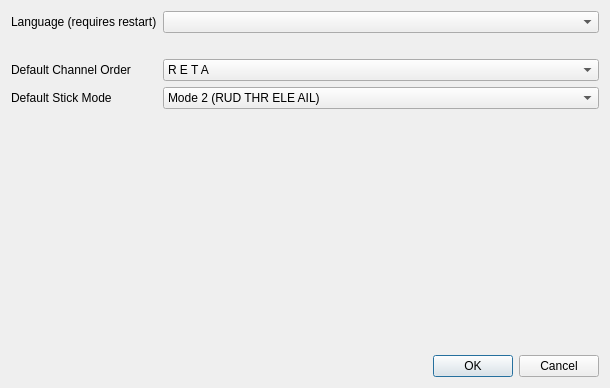
Old version of the form src/preferencesdialog.ui in the repository xhorizont/eepe.
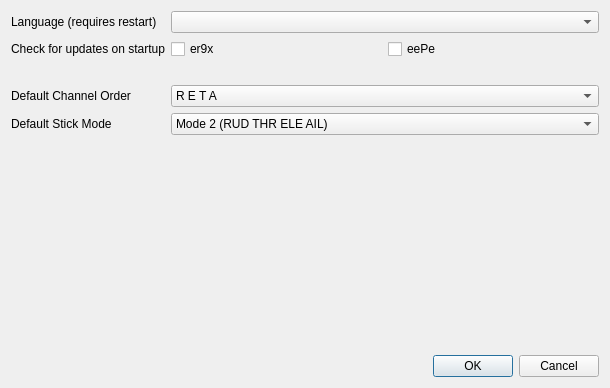
New version of the form. Icons and pictures are not drawn.

```diff
--- a/src/preferencesdialog.ui
+++ b/src/preferencesdialog.ui
@@ -28,31 +28,45 @@
    <item row="0" column="1">
     <widget class="QComboBox" name="locale_QB"/>
    </item>
-   <item row="2" column="0">
+   <item row="1" column="1">
+    <layout class="QHBoxLayout" name="horizontalLayout">
+     <item>
+      <widget class="QCheckBox" name="startupCheck_er9x">
+       <property name="text">
+        <string>er9x</string>
+       </property>
+      </widget>
+     </item>
+     <item>
+      <widget class="QCheckBox" name="startupCheck_eepe">
+       <property name="text">
+        <string>eePe</string>
+       </property>
+      </widget>
+     </item>
+    </layout>
+   </item>
+   <item row="2" column="1">
+    <spacer name="horizontalSpacer">
+     <property name="orientation">
+      <enum>Qt::Horizontal</enum>
+     </property>
+     <property name="sizeHint" stdset="0">
+      <size>
+       <width>40</width>
+       <height>20</height>
+      </size>
+     </property>
+    </spacer>
+   </item>
+   <item row="3" column="0">
     <widget class="QLabel" name="label_13">
      <property name="text">
       <string>Default Channel Order</string>
      </property>
     </widget>
    </item>
-   <item row="3" column="0">
-    <widget class="QLabel" name="label_14">
-     <property name="text">
-      <string>Default Stick Mode</string>
-     </property>
-    </widget>
-   </item>
-   <item row="5" column="1">
-    <widget class="QDialogButtonBox" name="buttonBox">
-     <property name="orientation">
-      <enum>Qt::Horizontal</enum>
-     </property>
-     <property name="standardButtons">
-      <set>QDialogButtonBox::Cancel|QDialogButtonBox::Ok</set>
-     </property>
-    </widget>
-   </item>
-   <item row="2" column="1">
+   <item row="3" column="1">
     <widget class="QComboBox" name="channelorderCB">
      <property name="whatsThis">
       <string>Channel order
@@ -184,7 +198,14 @@
      </item>
     </widget>
    </item>
-   <item row="3" column="1">
+   <item row="4" column="0">
+    <widget class="QLabel" name="label_14">
+     <property name="text">
+      <string>Default Stick Mode</string>
+     </property>
+    </widget>
+   </item>
+   <item row="4" column="1">
     <widget class="QComboBox" name="stickmodeCB">
      <property name="whatsThis">
       <string>Mode selection:
@@ -232,7 +253,7 @@
      </item>
     </widget>
    </item>
-   <item row="4" column="1">
+   <item row="5" column="1">
     <spacer name="verticalSpacer">
      <property name="orientation">
       <enum>Qt::Vertical</enum>
@@ -245,18 +266,22 @@
      </property>
     </spacer>
    </item>
-   <item row="1" column="1">
-    <spacer name="horizontalSpacer">
+   <item row="6" column="1">
+    <widget class="QDialogButtonBox" name="buttonBox">
      <property name="orientation">
       <enum>Qt::Horizontal</enum>
      </property>
-     <property name="sizeHint" stdset="0">
-      <size>
-       <width>40</width>
-       <height>20</height>
-      </size>
+     <property name="standardButtons">
+      <set>QDialogButtonBox::Cancel|QDialogButtonBox::Ok</set>
      </property>
-    </spacer>
+    </widget>
+   </item>
+   <item row="1" column="0">
+    <widget class="QLabel" name="label_2">
+     <property name="text">
+      <string>Check for updates on startup</string>
+     </property>
+    </widget>
    </item>
   </layout>
  </widget>
```
